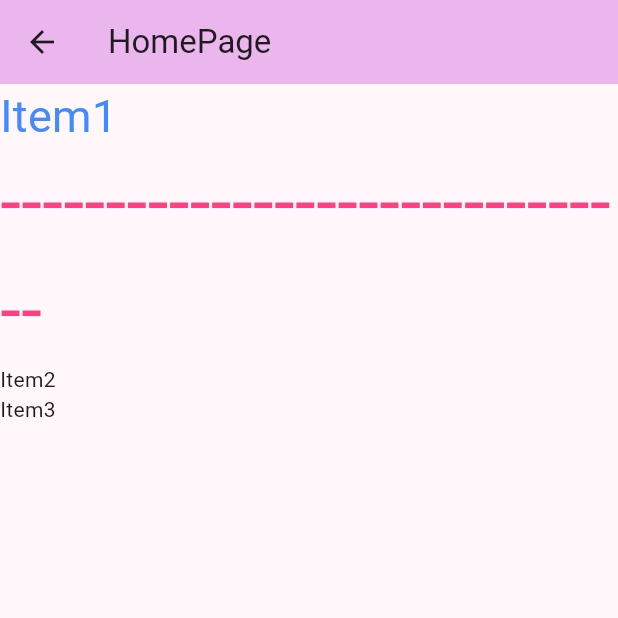
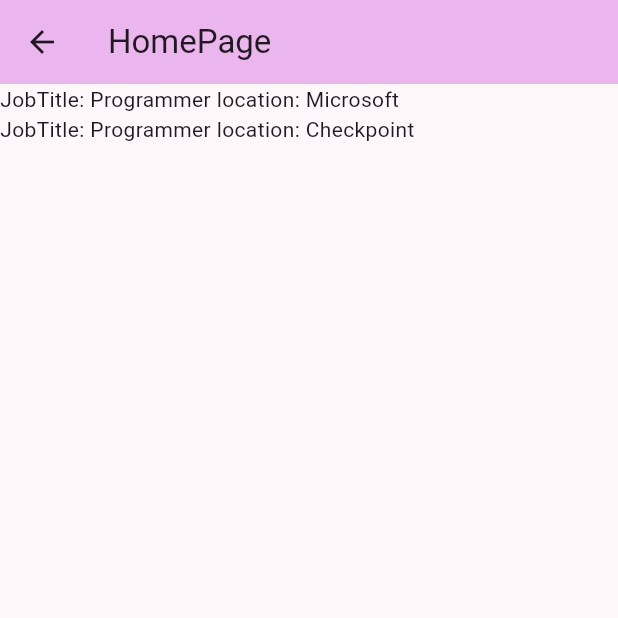
Before and after one commit to Leen-shaieb/Final_project, a Flutter app: the Homepagescreen screen opened directly, on a phone screen of 412 x 824 dp, the top half of it. Run offline on Flutter 3.47's test engine with Material 3 defaults, Android fonts, the phone set to English and light mode, and no system bars; missing offline and left inert: mysql1.

Commit message:
adding jobmodel

```diff
--- /dev/null
+++ b/lib/Models/JobModel.dart
@@ -0,0 +1,43 @@
+import 'dart:convert';
+import 'package:flutter/material.dart';
+
+class JobModel {
+
+ JobModel(
+      {
+        this.JobTitle="",
+        this.Location="",
+        this.Description="",
+      });
+
+  String JobTitle;
+  String Location;
+  String Description;
+
+  factory JobModel.fromJson(Map<String, dynamic>json) =>
+      JobModel(
+        JobTitle: json["JobTitle"],
+        Location: json["Location"],
+        Description: json["Description"],
+
+      );
+
+  Map<String, dynamic> toJson() =>
+      {
+        "JobTitle":JobTitle,
+        "Location": Location,
+        "Description": Description,
+
+      };
+  JobMode(String JobTitle,String Location)
+      {this.JobTitle=JobTitle;
+      this.Location=Location;}
+
+  String PrintJobDetails()
+  {
+String str='';
+str= 'JobTitle: '+ this.JobTitle;
+str+= ' location: '+ this.Location;
+return str;
+  }
+}
--- a/lib/Views/HomePageScreen.dart
+++ b/lib/Views/HomePageScreen.dart
@@ -1,8 +1,11 @@
+import 'dart:collection';
+
+import 'package:final_project/Models/JobModel.dart';
 import 'package:flutter/material.dart';
 
 
 class Homepagescreen extends StatefulWidget {
-  const Homepagescreen ({super.key, required this.title});
+   Homepagescreen ({super.key, required this.title});
 
   final String title;
 
@@ -11,12 +14,13 @@ class Homepagescreen extends StatefulWidget {
 }
 
 class HomepagescreenPageState extends State<Homepagescreen> {
-
-
+  List<JobModel> listofjobs1=[
+   JobModel (JobTitle:'Programmer',Location: 'Microsoft'),
+    JobModel(JobTitle:'Programmer',Location: 'Checkpoint')
+  ];
   @override
   //Widget build(BuildContext context) {
     Widget build(BuildContext context) {
-
     return Scaffold(
       appBar: AppBar(
 
@@ -25,23 +29,15 @@ class HomepagescreenPageState extends State<Homepagescreen> {
         title: Text(widget.title),
       ),
 
-      body:
-         ListView(
+      body:ListView.builder(
+        itemCount:listofjobs1.length,
 
-           children:const [
-          Text('Item1',style: TextStyle(fontSize: 30,color: Colors.blueAccent
-          ),
-          ),
-             Text("-------------------------------",style:TextStyle(fontSize:50,color: Colors.pinkAccent)),
-
-             Text('Item2'),
-             Text('Item3'),
-           ],
-         )
+          itemBuilder:(BuildContext context,int index){
+          return Text(listofjobs1[index].PrintJobDetails());
+    },
 
       // This trailing comma makes auto-formatting nicer for build methods.
 
-
-    );
+    ),);
   }
 }
--- a/lib/main.dart
+++ b/lib/main.dart
@@ -105,7 +105,7 @@ class _MyHomePageState extends State<MyHomePage> {
                   context,
                   MaterialPageRoute(
                       builder: (context) =>
-                          const Homepagescreen(title: "Homepage")),
+                           Homepagescreen(title: "Homepage")),
                 );
               },
               child: Text('sign in'),
```
Also changed, not shown: lib/Models/UserModel.dart (+35 -15 lines), lib/Utils/Utils.dart (+31 -0 lines), lib/Utils/db.dart (+14 -21 lines), lib/Views/Register2Screen.dart (+34 -3 lines), lib/Views/RegisterScreen.dart (+43 -26 lines), lib/Models/DegreeModel.dart (added), lib/Views/EditjobScreen.dart (added), pubspec.lock.
